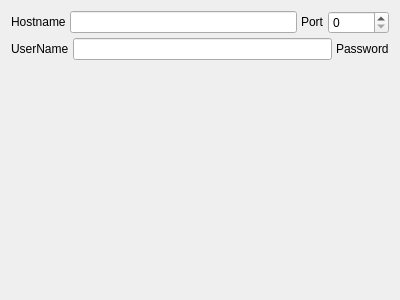
First picture: the form in src/sessionoptions/sessionoptionsssh2properties.ui, repository QQxiaoming/quardCRT, before the edit.
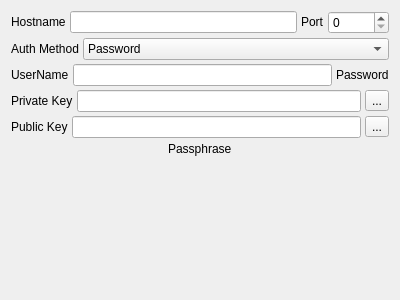
Second picture: the form after the edit.

Commit message: Add SSH2 auth method selection

```diff
--- a/src/sessionoptions/sessionoptionsssh2properties.ui
+++ b/src/sessionoptions/sessionoptionsssh2properties.ui
@@ -63,6 +63,40 @@
      </item>
     </layout>
    </item>
+   <item>
+    <layout class="QHBoxLayout" name="horizontalLayoutAuth">
+     <property name="spacing">
+      <number>4</number>
+     </property>
+     <item>
+      <widget class="QLabel" name="labelAuthMethod">
+       <property name="sizePolicy">
+        <sizepolicy hsizetype="Fixed" vsizetype="Fixed">
+         <horstretch>0</horstretch>
+         <verstretch>0</verstretch>
+        </sizepolicy>
+       </property>
+       <property name="text">
+        <string>Auth Method</string>
+       </property>
+      </widget>
+     </item>
+     <item>
+      <widget class="QComboBox" name="comboBoxAuthMethod">
+       <item>
+        <property name="text">
+         <string>Password</string>
+        </property>
+       </item>
+       <item>
+        <property name="text">
+         <string>Public key</string>
+        </property>
+       </item>
+      </widget>
+     </item>
+    </layout>
+   </item>
    <item>
     <layout class="QHBoxLayout" name="horizontalLayoutPassword">
      <property name="spacing">
@@ -99,6 +133,86 @@
      </item>
     </layout>
    </item>
+   <item>
+    <layout class="QHBoxLayout" name="horizontalLayoutPrivateKey">
+     <property name="spacing">
+      <number>4</number>
+     </property>
+     <item>
+      <widget class="QLabel" name="labelPrivateKey">
+       <property name="sizePolicy">
+        <sizepolicy hsizetype="Fixed" vsizetype="Fixed">
+         <horstretch>0</horstretch>
+         <verstretch>0</verstretch>
+        </sizepolicy>
+       </property>
+       <property name="text">
+        <string>Private Key</string>
+       </property>
+      </widget>
+     </item>
+     <item>
+      <widget class="QLineEdit" name="lineEditPrivateKey"/>
+     </item>
+     <item>
+      <widget class="QToolButton" name="toolButtonBrowsePrivateKey">
+       <property name="text">
+        <string>...</string>
+       </property>
+      </widget>
+     </item>
+    </layout>
+   </item>
+   <item>
+    <layout class="QHBoxLayout" name="horizontalLayoutPublicKey">
+     <property name="spacing">
+      <number>4</number>
+     </property>
+     <item>
+      <widget class="QLabel" name="labelPublicKey">
+       <property name="sizePolicy">
+        <sizepolicy hsizetype="Fixed" vsizetype="Fixed">
+         <horstretch>0</horstretch>
+         <verstretch>0</verstretch>
+        </sizepolicy>
+       </property>
+       <property name="text">
+        <string>Public Key</string>
+       </property>
+      </widget>
+     </item>
+     <item>
+      <widget class="QLineEdit" name="lineEditPublicKey"/>
+     </item>
+     <item>
+      <widget class="QToolButton" name="toolButtonBrowsePublicKey">
+       <property name="text">
+        <string>...</string>
+       </property>
+      </widget>
+     </item>
+    </layout>
+   </item>
+   <item>
+    <layout class="QHBoxLayout" name="horizontalLayoutPassphrase">
+     <property name="spacing">
+      <number>4</number>
+     </property>
+     <item>
+      <widget class="QLabel" name="labelPassphrase">
+       <property name="sizePolicy">
+        <sizepolicy hsizetype="Fixed" vsizetype="Fixed">
+         <horstretch>0</horstretch>
+         <verstretch>0</verstretch>
+        </sizepolicy>
+       </property>
+       <property name="text">
+        <string>Passphrase</string>
+       </property>
+      </widget>
+     </item>
+    </layout>
+   </item>
    <item>
     <spacer name="verticalSpacer">
      <property name="orientation">
```
Left out of the diff: 5 changed lines with no effect on the pictures. The commit also changes 11 other files.
